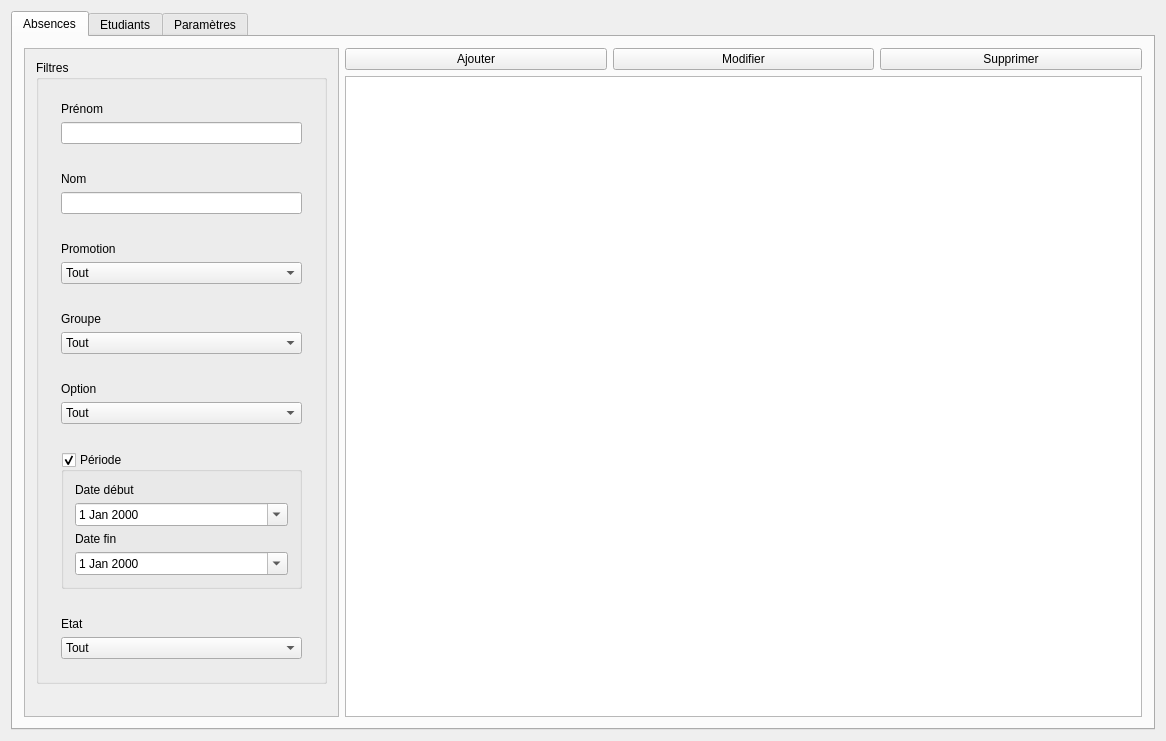
Before: the Qt Designer form Badgeuse/mainwindow.ui in louisthomaspro/badgeuse-polytech, drawn with Qt 5.
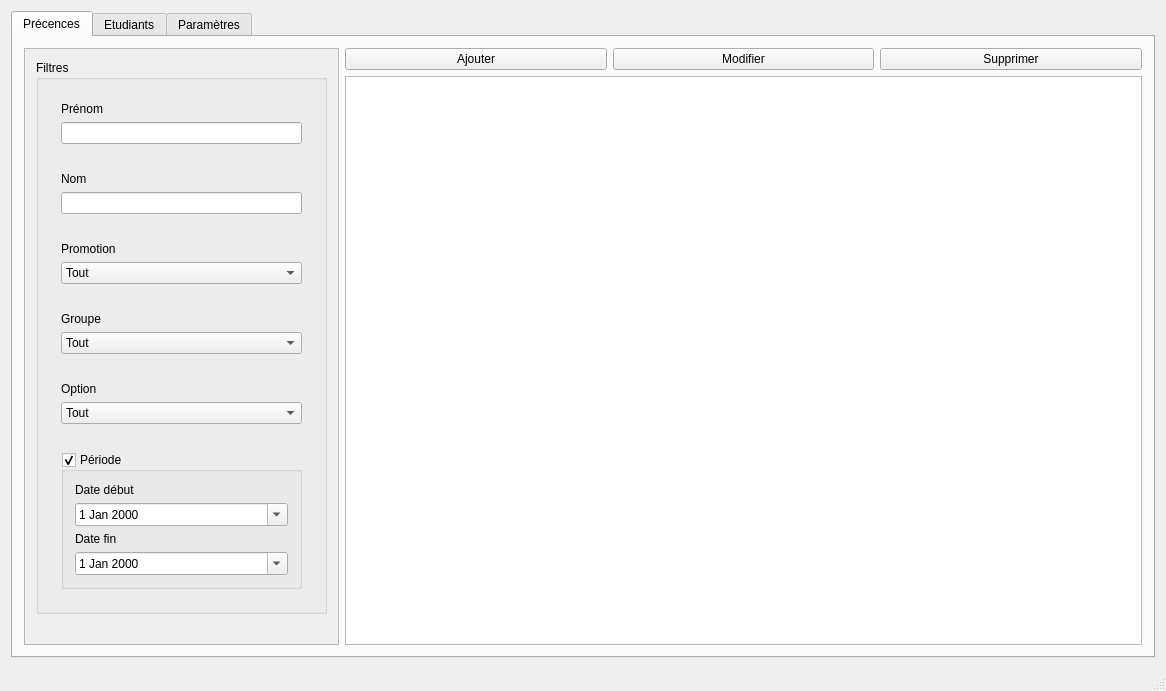
After: the same form once the commit is applied. The open tabs and pages were chosen to show the change.

Diff of the .ui file:
```diff
--- a/Badgeuse/mainwindow.ui
+++ b/Badgeuse/mainwindow.ui
@@ -7,7 +7,7 @@
     <x>0</x>
     <y>0</y>
     <width>1166</width>
-    <height>741</height>
+    <height>691</height>
    </rect>
   </property>
   <property name="windowTitle">
@@ -22,7 +22,7 @@
       </property>
       <widget class="QWidget" name="tab">
        <attribute name="title">
-        <string>Absences</string>
+        <string>Précences</string>
        </attribute>
        <layout class="QVBoxLayout" name="verticalLayout_2">
         <item>
@@ -80,7 +80,7 @@
                <x>0</x>
                <y>0</y>
                <width>313</width>
-               <height>672</height>
+               <height>600</height>
               </rect>
              </property>
              <layout class="QVBoxLayout" name="verticalLayout_3">
@@ -290,55 +290,6 @@
                    </layout>
                   </widget>
                  </item>
-                 <item>
-                  <widget class="QFrame" name="frame_8">
-                   <property name="frameShape">
-                    <enum>QFrame::NoFrame</enum>
-                   </property>
-                   <property name="frameShadow">
-                    <enum>QFrame::Plain</enum>
-                   </property>
-                   <layout class="QVBoxLayout" name="verticalLayout_19">
-                    <item>
-                     <widget class="QLabel" name="label_9">
-                      <property name="sizePolicy">
-                       <sizepolicy hsizetype="Minimum" vsizetype="Minimum">
-                        <horstretch>0</horstretch>
-                        <verstretch>0</verstretch>
-                       </sizepolicy>
-                      </property>
-                      <property name="text">
-                       <string>Etat</string>
-                      </property>
-                     </widget>
-                    </item>
-                    <item>
-                     <widget class="QComboBox" name="comboBox_4">
-                      <item>
-                       <property name="text">
-                        <string>Tout</string>
-                       </property>
-                      </item>
-                      <item>
-                       <property name="text">
-                        <string>Justifiée(s)</string>
-                       </property>
-                      </item>
-                      <item>
-                       <property name="text">
-                        <string>Non justifiée(s)</string>
-                       </property>
-                      </item>
-                      <item>
-                       <property name="text">
-                        <string>Non traitée(s)</string>
-                       </property>
-                      </item>
-                     </widget>
-                    </item>
-                   </layout>
-                  </widget>
-                 </item>
                 </layout>
                </widget>
               </item>
@@ -807,6 +758,7 @@
     </item>
    </layout>
   </widget>
+  <widget class="QStatusBar" name="statusBar"/>
  </widget>
  <layoutdefault spacing="6" margin="11"/>
  <resources/>
```
Left out of the diff: 25 changed lines with no effect on the pictures.
